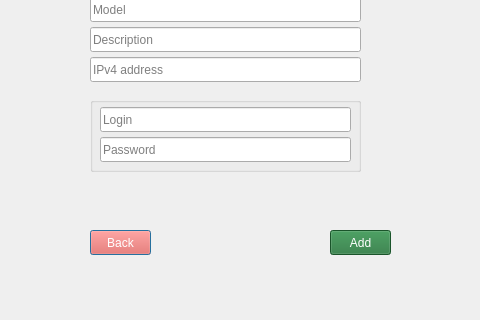
Before: the Qt Designer form LeonCam/UserCamera.ui in kazimierczak-robert/LeonCam, drawn with Qt 5; both pictures show x 160 to 640 and y 280 to 600 of the 800 by 600 pixel window.
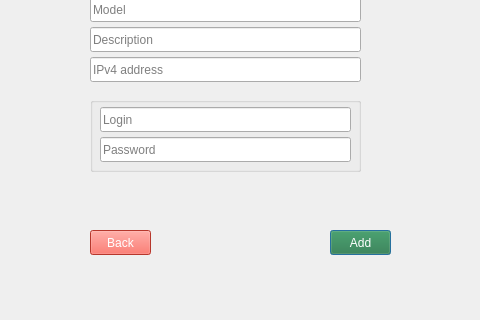
After: the same form once the commit is applied. Icons and pictures are not drawn.

Commit message: Ustawienie tabulacji, default i autodefault, enter dla logowania

Patch:
```diff
--- a/LeonCam/UserCamera.ui
+++ b/LeonCam/UserCamera.ui
@@ -266,6 +266,9 @@
    <property name="text">
     <string>Add</string>
    </property>
+   <property name="default">
+    <bool>true</bool>
+   </property>
    <property name="flat">
     <bool>false</bool>
    </property>
```
Left out of the diff: 11 changed lines with no effect on the pictures. The commit also changes 12 other files.
